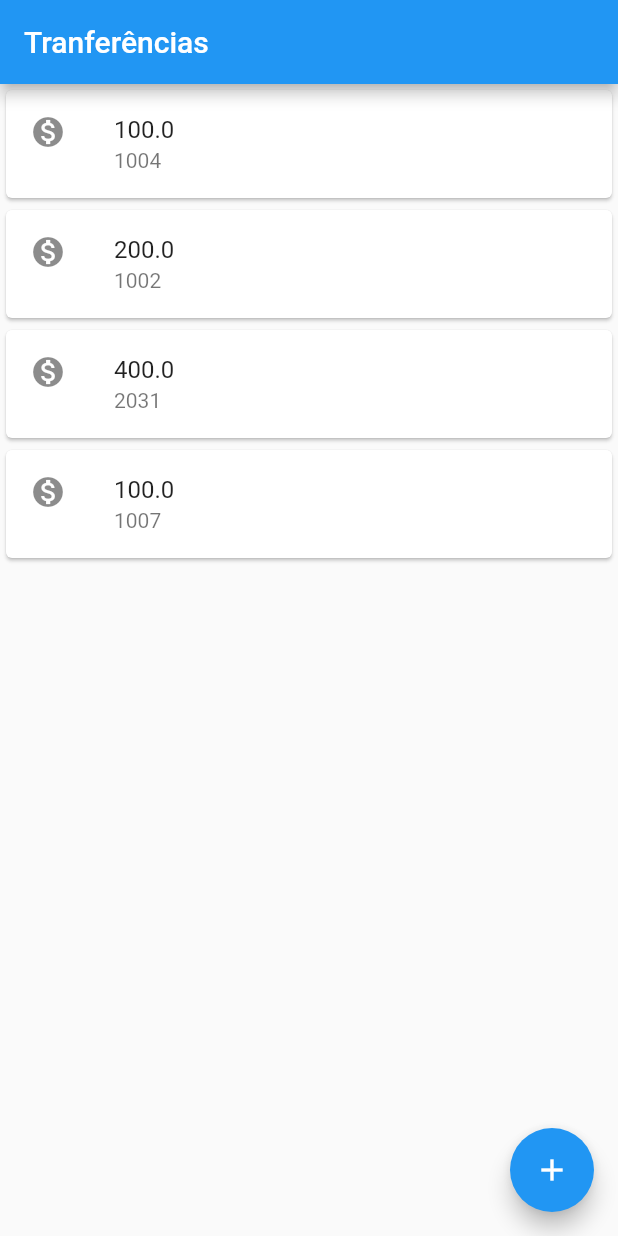
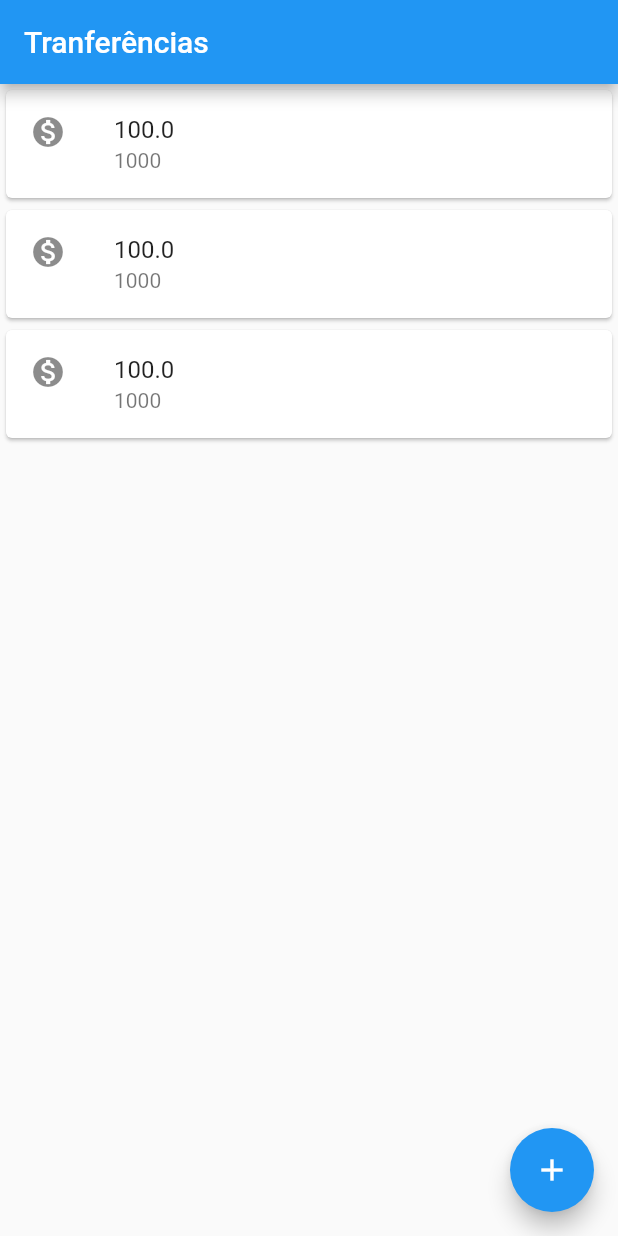
Before and after one commit to MayronSouza/bytebankms, a Flutter app: the screen it shows after launch, on a phone screen of 412 x 824 dp. Run offline on Flutter 3.47's test engine with Material 2 defaults, Android fonts, the phone set to English and light mode, and no system bars.

```diff
--- a/lib/main.dart
+++ b/lib/main.dart
@@ -97,21 +97,25 @@ class Editor extends StatelessWidget {
 
 // Lista as tranferências
 class ListaTransferencias extends StatelessWidget {
+  final List<Transferencia> _transferencia = List();
+
   @override
   Widget build(BuildContext context) {
+    _transferencia.add(Transferencia(100, '1000'));
+    _transferencia.add(Transferencia(100, '1000'));
+    _transferencia.add(Transferencia(100, '1000'));
     return Scaffold(
       appBar: AppBar(
         title: Text(
           'Tranferências',
         ),
       ),
-      body: Column(
-        children: <Widget>[
-          ItemTransferencia(Transferencia(100.0, '1004')),
-          ItemTransferencia(Transferencia(200.0, '1002')),
-          ItemTransferencia(Transferencia(400.0, '2031')),
-          ItemTransferencia(Transferencia(100.0, '1007')),
-        ],
+      body: ListView.builder(
+        itemCount: _transferencia.length,
+        itemBuilder: (context, i) {
+          final transferencia = _transferencia[i];
+          return ItemTransferencia(transferencia);
+        },
       ),
       floatingActionButton: FloatingActionButton(
         child: Icon(Icons.add),
@@ -127,6 +131,7 @@ class ListaTransferencias extends StatelessWidget {
           future.then((transferencia) {
             debugPrint('Tranferência recebido');
             debugPrint('$transferencia');
+            _transferencia.add(transferencia);
           });
         },
       ),
```
